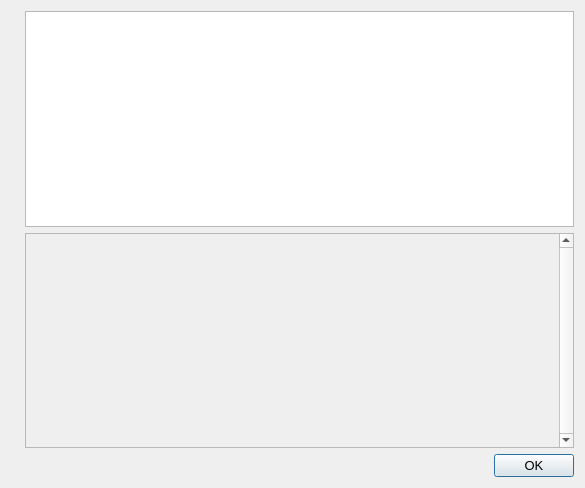
Above: src/qt/forms/helpmessagedialog.ui from DigiDinar-Project/DigiDinar before the change. Below: the same form after it.
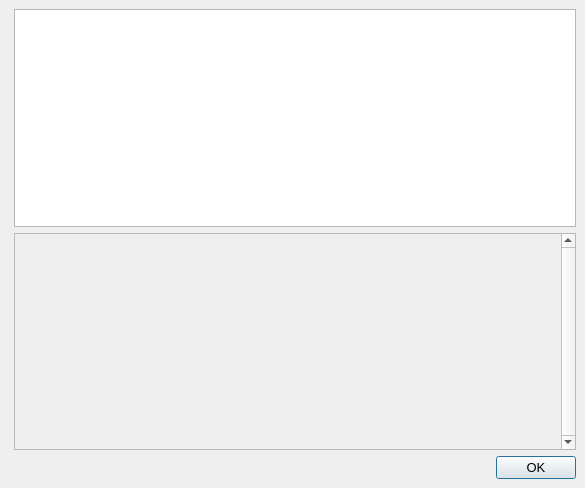
That is the form after the change. Icons and pictures are not drawn.

The edit to the form file:
```diff
--- a/src/qt/forms/helpmessagedialog.ui
+++ b/src/qt/forms/helpmessagedialog.ui
@@ -19,6 +19,18 @@
    <string notr="true">DIGIDINAR Core - Command-line options</string>
   </property>
   <layout class="QHBoxLayout" name="horizontalLayout_2">
+   <property name="leftMargin">
+    <number>0</number>
+   </property>
+   <property name="topMargin">
+    <number>0</number>
+   </property>
+   <property name="rightMargin">
+    <number>0</number>
+   </property>
+   <property name="bottomMargin">
+    <number>0</number>
+   </property>
    <item>
     <widget class="QLabel" name="graphic">
      <property name="sizePolicy">
@@ -34,6 +46,15 @@
    </item>
    <item>
     <layout class="QVBoxLayout" name="verticalLayout">
+     <property name="topMargin">
+      <number>9</number>
+     </property>
+     <property name="rightMargin">
+      <number>9</number>
+     </property>
+     <property name="bottomMargin">
+      <number>9</number>
+     </property>
      <item>
       <widget class="QTextEdit" name="helpMessage">
        <property name="readOnly">
@@ -54,8 +75,8 @@
          <rect>
           <x>0</x>
           <y>0</y>
-          <width>479</width>
-          <height>213</height>
+          <width>454</width>
+          <height>215</height>
          </rect>
         </property>
         <layout class="QVBoxLayout" name="verticalLayout_2">
```
Left out of the diff: 2 changed lines with no effect on the pictures.
